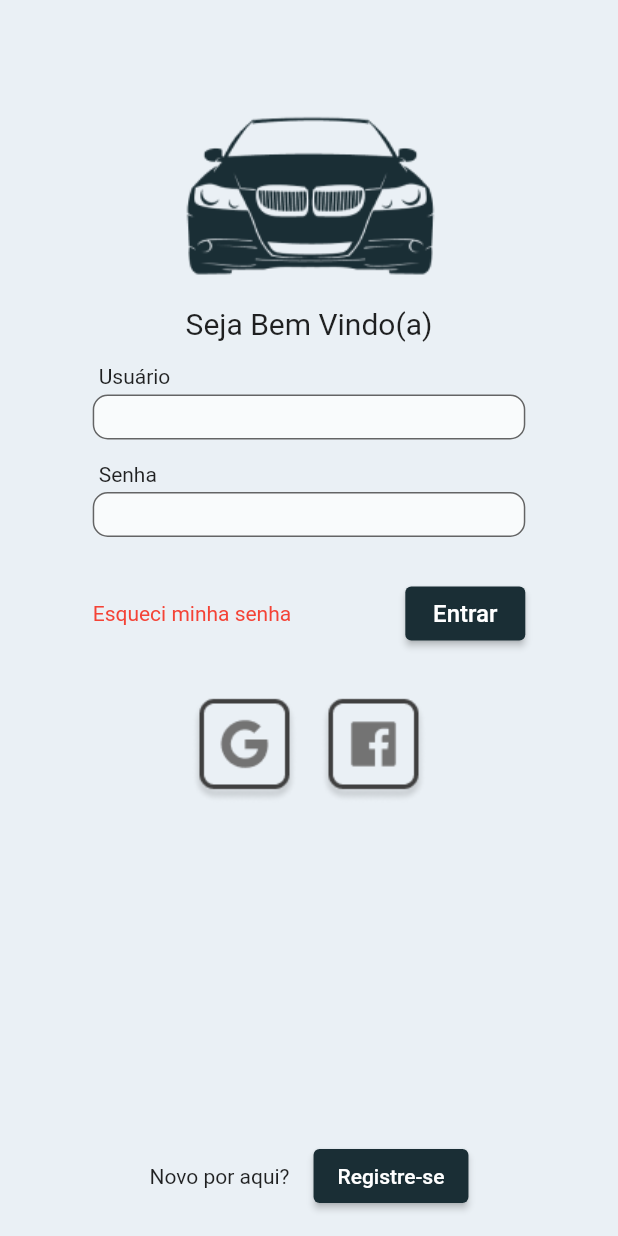
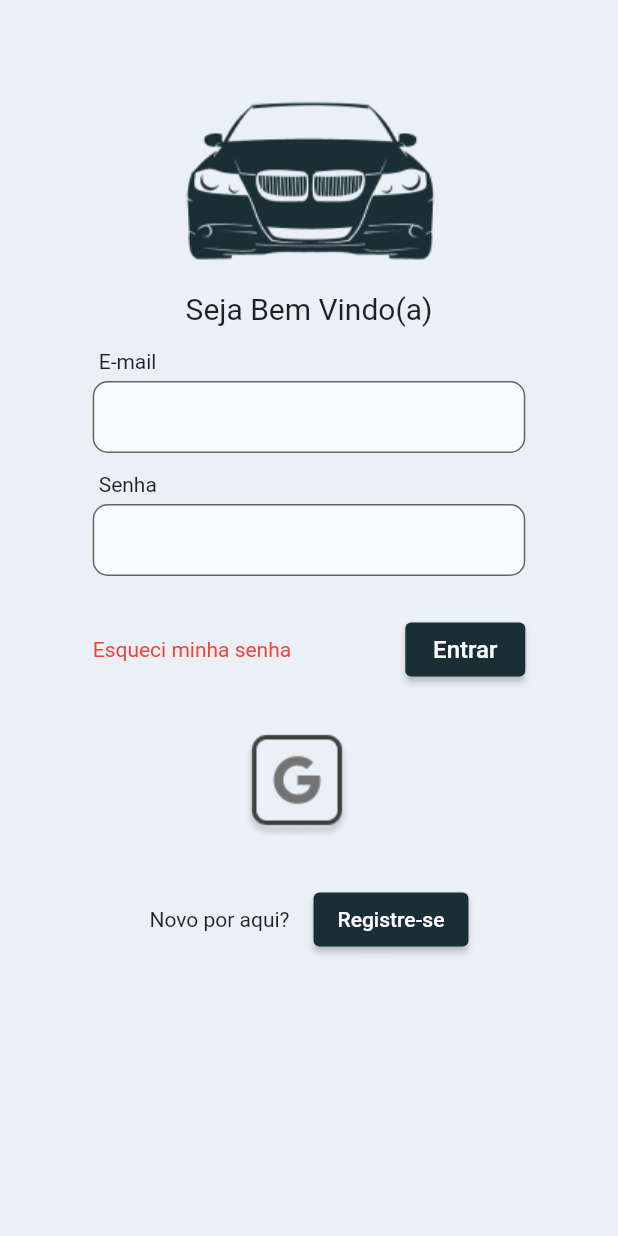
Before and after one commit to abnerdsilva/carcontrol, a Flutter app: the screen it shows after launch, on a phone screen of 412 x 824 dp. Run offline on Flutter 3.47's test engine with Material 2 defaults, Android fonts, the phone set to English and light mode, and no system bars; our stand-ins replace cloud_firestore, firebase_auth, firebase_core, geolocator, get, google_maps_flutter and 2 more; missing offline and left inert: flutter_polyline_points; accounts and stored records are empty.

Commit message:
add login usando firebase para validar

```diff
--- a/driver/lib/app.dart
+++ b/driver/lib/app.dart
@@ -1,5 +1,6 @@
 import 'package:carcontrol/pages/home/home_binding.dart';
 import 'package:carcontrol/pages/home/home_page.dart';
+import 'package:carcontrol/pages/login/login_binding.dart';
 import 'package:carcontrol/pages/maintenance/maintenance_page.dart';
 import 'package:carcontrol/pages/new_driver/new_driver_page.dart';
 import 'package:carcontrol/pages/new_driver_analyse/new_driver_analyze_page.dart';
@@ -21,12 +22,13 @@ class App extends StatelessWidget {
       debugShowCheckedModeBanner: false,
       getPages: [
         GetPage(
-          name: '/',
+          name: SplashSreenPage.route,
           page: () => const SplashSreenPage(),
         ),
         GetPage(
           name: LoginPage.route,
-          page: () => const LoginPage(),
+          page: () => LoginPage(),
+          binding: LoginBinding(),
         ),
         GetPage(
           name: NewDriverPage.route,
--- a/driver/lib/pages/home/home_controller.dart
+++ b/driver/lib/pages/home/home_controller.dart
@@ -23,7 +23,7 @@ class HomeController extends GetxController {
 
   final latitude = 0.0.obs;
   final longitude = 0.0.obs;
-  late StreamSubscription<Position> positionStream;
+  // late StreamSubscription<Position> positionStream;
   LatLng _currentPosition = const LatLng(-23.092602, -47.213902);
   late GoogleMapController _mapsController;
 
@@ -258,7 +258,7 @@ class HomeController extends GetxController {
 
   @override
   void onClose() {
-    positionStream.cancel();
+    // positionStream.cancel();
     super.onClose();
   }
 }
--- /dev/null
+++ b/driver/lib/pages/login/firebase_service.dart
@@ -0,0 +1,61 @@
+import 'package:firebase_auth/firebase_auth.dart';
+import 'package:get/get.dart';
+import 'package:google_sign_in/google_sign_in.dart';
+
+class FirebaseService {
+  late final FirebaseAuth _auth;
+  late final GoogleSignIn _googleSignIn;
+
+  FirebaseService() {
+    _auth = FirebaseAuth.instance;
+    _googleSignIn = GoogleSignIn(
+      scopes: [
+        'email',
+        'https://www.googleapis.com/auth/contacts.readonly',
+      ],
+    );
+  }
+
+  Future<GoogleSignInAccount?> handleSignIn() async {
+    try {
+      return await _googleSignIn.signIn();
+    } catch (error) {
+      throw error.toString();
+    }
+  }
+
+  Future<UserCredential?> signInwithGoogle() async {
+    try {
+      final signin = await handleSignIn();
+      final GoogleSignInAuthentication? googleSignInAuthentication = await signin?.authentication;
+      if (googleSignInAuthentication != null) {
+        final AuthCredential credential = GoogleAuthProvider.credential(
+          accessToken: googleSignInAuthentication.accessToken,
+          idToken: googleSignInAuthentication.idToken,
+        );
+        return await _auth.signInWithCredential(credential);
+      }
+      return null;
+    } on FirebaseAuthException catch (e) {
+      Get.defaultDialog(title: 'erro', middleText: e.message!);
+      rethrow;
+    }
+  }
+
+  Future<void> signOutFromGoogle() async {
+    await _googleSignIn.signOut();
+    await _auth.signOut();
+  }
+
+  Future<UserCredential> signInWithEmailPassword(String email, String password) async {
+    return await _auth.signInWithEmailAndPassword(email: email, password: password);
+  }
+
+  Future<UserCredential> createUserWithEmailAndPassword(String email, String password) async {
+    return await _auth.createUserWithEmailAndPassword(email: email, password: password);
+  }
+
+  Future<void> resetPasswordEmail(String email) async {
+    await _auth.sendPasswordResetEmail(email: email);
+  }
+}
--- a/driver/lib/pages/login/login_page.dart
+++ b/driver/lib/pages/login/login_page.dart
@@ -1,25 +1,35 @@
-import 'package:carcontrol/pages/home/home_page.dart';
+import 'package:carcontrol/pages/login/login_controller.dart';
 import 'package:carcontrol/pages/new_driver/new_driver_page.dart';
 import 'package:carcontrol/shared/components/custom_button.dart';
 import 'package:carcontrol/shared/components/custom_text_form_field.dart';
 import 'package:flutter/material.dart';
+import 'package:get/get.dart';
 
-class LoginPage extends StatelessWidget {
-  const LoginPage({Key? key}) : super(key: key);
+class LoginPage extends GetView<LoginController> {
+  LoginPage({Key? key}) : super(key: key);
 
   static const String route = '/login';
+
+  final TextEditingController passEC = TextEditingController();
+  final TextEditingController emailEC = TextEditingController();
+
+  final formKey = GlobalKey<FormState>();
 
   @override
   Widget build(BuildContext context) {
     return Scaffold(
-      body: SafeArea(
+      body: SingleChildScrollView(
+        child: SafeArea(
           child: Padding(
-          padding: const EdgeInsets.only(top: 50, bottom: 16),
+            padding: const EdgeInsets.only(top: 40, bottom: 16),
+            child: Column(
+              children: [
+                Form(
+                  key: formKey,
                   child: Column(
                     crossAxisAlignment: CrossAxisAlignment.center,
                     mainAxisAlignment: MainAxisAlignment.center,
                     children: [
-              // const SizedBox(height: 50),
                       Center(
                         child: Image.asset('assets/images/carro.png'),
                       ),
@@ -30,22 +40,36 @@ class LoginPage extends StatelessWidget {
                       const SizedBox(height: 16),
                       SizedBox(
                         width: MediaQuery.of(context).size.width * .7,
-                child: const CustomTextFormField(
+                        child: CustomTextFormField(
                           radiusBorder: 10,
-                  heightWithLabel: 53,
-                  height: 30,
-                  label: 'Usuário',
-                  obscureText: true,
+                          heightWithLabel: 70,
+                          height: 50,
+                          label: 'E-mail',
+                          controller: emailEC,
+                          validator: (String? value) {
+                            if (value == null || value.isEmpty || !value.isEmail) {
+                              return 'E-mail inválido.';
+                            }
+                            return null;
+                          },
                         ),
                       ),
                       const SizedBox(height: 12),
                       SizedBox(
                         width: MediaQuery.of(context).size.width * .7,
-                child: const CustomTextFormField(
+                        child: CustomTextFormField(
                           radiusBorder: 10,
-                  heightWithLabel: 53,
-                  height: 30,
+                          heightWithLabel: 70,
+                          height: 50,
                           label: 'Senha',
+                          controller: passEC,
+                          obscureText: true,
+                          validator: (String? value) {
+                            if (value == null || value.length < 6) {
+                              return 'Senha deve conter no mínimo 6 caracteres.';
+                            }
+                            return null;
+                          },
                         ),
                       ),
                       const SizedBox(height: 24),
@@ -63,7 +87,12 @@ class LoginPage extends StatelessWidget {
                               alignment: Alignment.center,
                               width: 80,
                               fontSize: 16,
-                      onClick: () => Navigator.pushNamedAndRemoveUntil(context, HomePage.route, (route) => false),
+                              onClick: () async {
+                                if (!formKey.currentState!.validate()) {
+                                  return;
+                                }
+                                await controller.login(emailEC.text, passEC.text);
+                              },
                             ),
                           ],
                         ),
@@ -74,20 +103,28 @@ class LoginPage extends StatelessWidget {
                       Row(
                         mainAxisAlignment: MainAxisAlignment.center,
                         children: [
-                  Center(
+                          InkWell(
+                            onTap: () => controller.loginGoogle(),
                             child: Image.asset('assets/images/btngoogle.png'),
                           ),
                           const SizedBox(
                             width: 16,
                           ),
-                  Center(
-                    child: Image.asset('assets/images/btnfacebook.png'),
-                  ),
+                          // Image.asset('assets/images/btnfacebook.png'),
+                          // Signin
                         ],
                       ),
-              Expanded(
-                child: Container(),
+                      // const SizedBox.expand(),
+                      // Expanded(
+                      //   child: Container(),
+                      // ),
+                    ],
                   ),
+                ),
+                const SizedBox(height: 30),
+                // Expanded(
+                //   child: Container(),
+                // ),
                 Row(
                   mainAxisAlignment: MainAxisAlignment.center,
                   children: [
@@ -104,6 +141,7 @@ class LoginPage extends StatelessWidget {
             ),
           ),
         ),
+      ),
     );
   }
 }
--- /dev/null
+++ b/driver/lib/shared/repositories/shared_prefs_repository.dart
@@ -0,0 +1,57 @@
+import 'package:get/get.dart';
+import 'package:shared_preferences/shared_preferences.dart';
+
+class FlavorSharedPrefs {
+  static const accessTOKEN = '/CARCONTROL_ACCESS_TOKEN/';
+  static const deviceID = '/CARCONTROL_DEVICE_ID/';
+  static const firebaseID = '/CARCONTROL_FIREBASE_ID/';
+  static const userEMAIL = '/CARCONTROL_FIREBASE_ID/';
+}
+
+class SharedPrefsRepository {
+  static const _accessTOKEN = FlavorSharedPrefs.accessTOKEN;
+  static const _deviceID = FlavorSharedPrefs.deviceID;
+  static const _firebaseID = FlavorSharedPrefs.firebaseID;
+  static const _userEMAIL = FlavorSharedPrefs.userEMAIL;
+
+  static SharedPreferences? prefs;
+  static SharedPrefsRepository? _instanceRepository;
+
+  SharedPrefsRepository._();
+
+  static Future<SharedPrefsRepository> get instance async {
+    prefs ??= await SharedPreferences.getInstance();
+    _instanceRepository ??= SharedPrefsRepository._();
+
+    return _instanceRepository!;
+  }
+
+  Future<void> registerUserEmail(String email) async {
+    await prefs!.setString(_userEMAIL, email);
+  }
+
+  String? get userEmail => prefs!.getString(_userEMAIL);
+
+  Future<void> registerAccessToken(String token) async {
+    await prefs!.setString(_accessTOKEN, token);
+  }
+
+  String? get accessToken => prefs!.getString(_accessTOKEN);
+
+  Future<void> registerDeviceId(String deviceId) async {
+    await prefs!.setString(_deviceID, deviceId);
+  }
+
+  String? get deviceId => prefs!.getString(_deviceID);
+
+  Future<void> registerFirebaseId(String id) async {
+    await prefs!.setString(_firebaseID, id);
+  }
+
+  String? get firebaseID => prefs!.getString(_firebaseID);
+
+  Future<void> logout() async {
+    prefs!.clear();
+    Get.offAndToNamed('/');
+  }
+}
--- a/driver/pubspec.yaml
+++ b/driver/pubspec.yaml
@@ -17,6 +17,8 @@ dependencies:
 
   firebase_core: ^2.9.1
   cloud_firestore: ^4.5.1
+  firebase_auth: ^4.6.1
+  google_sign_in: ^6.1.0
 
 dev_dependencies:
   flutter_test:
```
Also changed, not shown: driver/lib/pages/config/config_controller.dart (+9 -0 lines), driver/lib/pages/config/config_page.dart (+7 -1 lines), driver/lib/pages/login/login_binding.dart (added, +11 -0 lines), driver/lib/pages/login/login_controller.dart (added, +48 -0 lines), driver/lib/pages/splash_screen/splash_screen_page.dart (+15 -2 lines), driver/pubspec.lock. Lines whose indentation alone changed are shown as unchanged.
